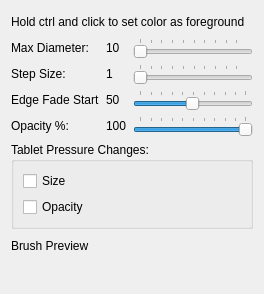
Above: designer/BrushOptionsWidgetUi.ui from skitzycat/beedraw before the change. Below: the same form after it.
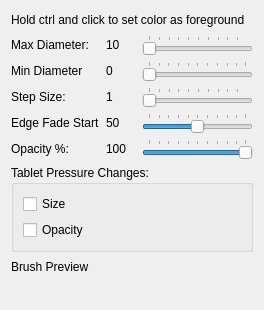
That is the form after the change.

Commit message: implemented miminum size parameter for pencil, brush and eraser, fixed bug in eraser causing it to not work when being scaled

What changed in the file:
```diff
--- a/designer/BrushOptionsWidgetUi.ui
+++ b/designer/BrushOptionsWidgetUi.ui
@@ -7,7 +7,7 @@
     <x>0</x>
     <y>0</y>
     <width>264</width>
-    <height>294</height>
+    <height>310</height>
    </rect>
   </property>
   <property name="windowTitle">
@@ -56,21 +56,21 @@
        </property>
       </widget>
      </item>
-     <item row="1" column="0">
+     <item row="2" column="0">
       <widget class="QLabel" name="label_3">
        <property name="text">
         <string>Step Size:</string>
        </property>
       </widget>
      </item>
-     <item row="1" column="1">
+     <item row="2" column="1">
       <widget class="QLabel" name="stepsizedisplay">
        <property name="text">
         <string>1</string>
        </property>
       </widget>
      </item>
-     <item row="1" column="2">
+     <item row="2" column="2">
       <widget class="QSlider" name="stepsize">
        <property name="minimum">
         <number>1</number>
@@ -83,21 +83,21 @@
        </property>
       </widget>
      </item>
-     <item row="2" column="0">
+     <item row="3" column="0">
       <widget class="QLabel" name="label_4">
        <property name="text">
         <string>Edge Fade Start</string>
        </property>
       </widget>
      </item>
-     <item row="2" column="1">
+     <item row="3" column="1">
       <widget class="QLabel" name="fadestartdisplay">
        <property name="text">
         <string>50</string>
        </property>
       </widget>
      </item>
-     <item row="2" column="2">
+     <item row="3" column="2">
       <widget class="QSlider" name="fadestartslider">
        <property name="enabled">
         <bool>true</bool>
@@ -119,21 +119,21 @@
        </property>
       </widget>
      </item>
-     <item row="3" column="0">
+     <item row="4" column="0">
       <widget class="QLabel" name="label_6">
        <property name="text">
         <string>Opacity %:</string>
        </property>
       </widget>
      </item>
-     <item row="3" column="1">
+     <item row="4" column="1">
       <widget class="QLabel" name="opacity_display">
        <property name="text">
         <string>100</string>
        </property>
       </widget>
      </item>
-     <item row="3" column="2">
+     <item row="4" column="2">
       <widget class="QSlider" name="opacity_slider">
        <property name="minimum">
         <number>1</number>
@@ -152,7 +152,7 @@
        </property>
       </widget>
      </item>
-     <item row="4" column="1">
+     <item row="6" column="1">
       <spacer name="horizontalSpacer">
        <property name="orientation">
         <enum>Qt::Horizontal</enum>
@@ -168,6 +168,46 @@
        </property>
       </spacer>
      </item>
+     <item row="5" column="1">
+      <spacer name="horizontalSpacer_2">
+       <property name="orientation">
+        <enum>Qt::Horizontal</enum>
+       </property>
+       <property name="sizeType">
+        <enum>QSizePolicy::Fixed</enum>
+       </property>
+       <property name="sizeHint" stdset="0">
+        <size>
+         <width>30</width>
+         <height>0</height>
+        </size>
+       </property>
+      </spacer>
+     </item>
+     <item row="1" column="0">
+      <widget class="QLabel" name="label_7">
+       <property name="text">
+        <string>Min Diameter</string>
+       </property>
+      </widget>
+     </item>
+     <item row="1" column="2">
+      <widget class="QSlider" name="brushmindiameter">
+       <property name="orientation">
+        <enum>Qt::Horizontal</enum>
+       </property>
+       <property name="tickPosition">
+        <enum>QSlider::TicksAbove</enum>
+       </property>
+      </widget>
+     </item>
+     <item row="1" column="1">
+      <widget class="QLabel" name="mindiameterdisplay">
+       <property name="text">
+        <string>0</string>
+       </property>
+      </widget>
+     </item>
     </layout>
    </item>
    <item>
```
Left out of the diff: 16 changed lines with no effect on the pictures. The commit also changes 5 other files.
